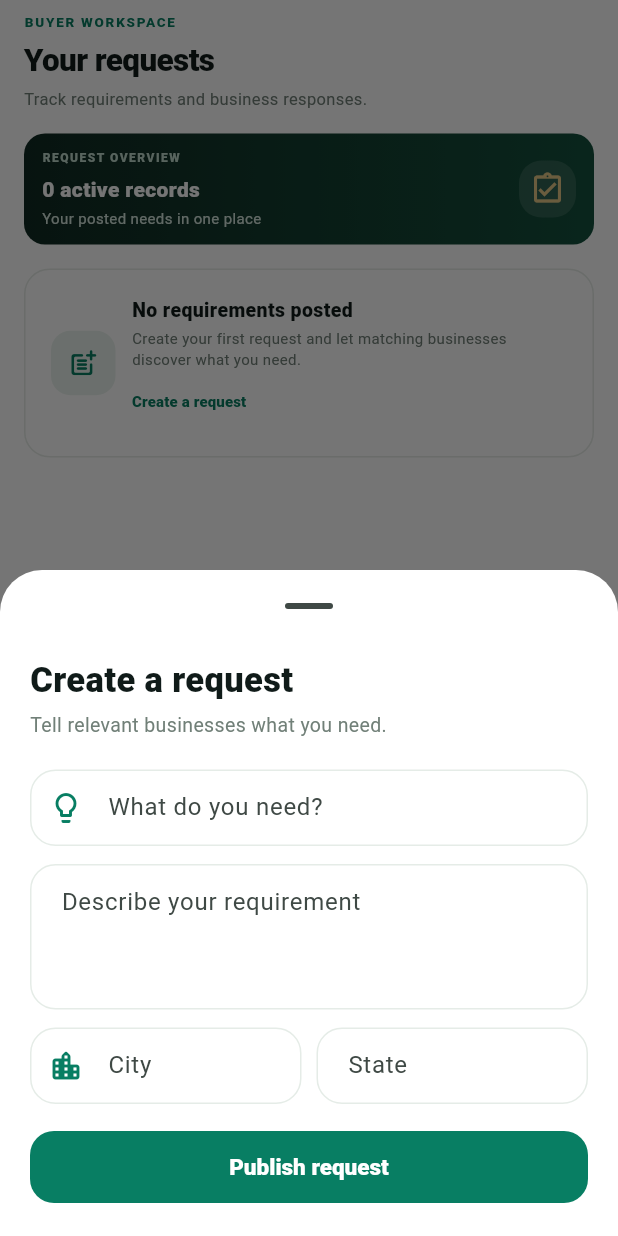
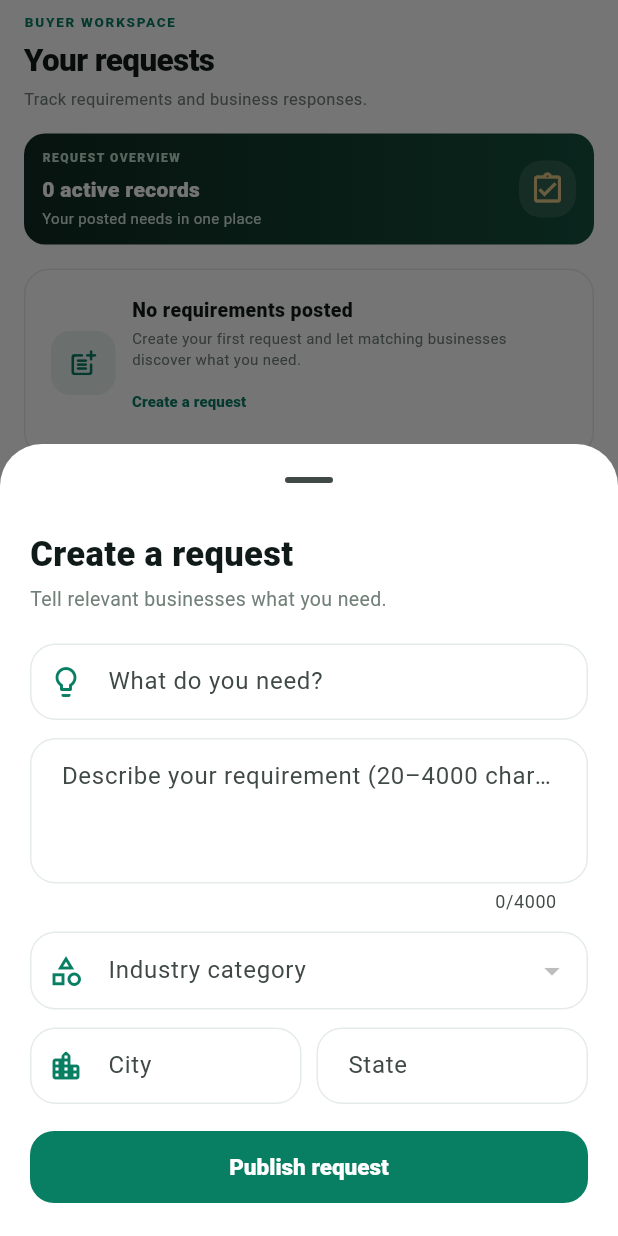
Before and after one commit to ya6331856-cpu/discoverly-india, a Flutter app: the RequirementsScreen screen opened directly, after a tap on "Create a request", on a phone screen of 412 x 824 dp. Run offline on Flutter 3.47's test engine with Material 3 defaults, Android fonts, the phone set to English and light mode, and no system bars; our stand-ins replace supabase_flutter; accounts and stored records are empty.

Commit message:
Align native request form with required industry matching fields

```diff
--- a/mobile/lib/main.dart
+++ b/mobile/lib/main.dart
@@ -403,8 +403,14 @@ class RequirementsScreen extends StatefulWidget {
 }
 class _RequirementsScreenState extends State<RequirementsScreen> {
   List<dynamic> rows = [];
+  List<Map<String, dynamic>> categories = [];
   bool loading = true;
   Future<void> load() async {
+    try {
+      final categoryRows = await supabase.from('categories').select('id,name')
+        .eq('category_type', 'industry').eq('is_active', true).order('name');
+      if (mounted) setState(() => categories = List<Map<String, dynamic>>.from(categoryRows));
+    } catch (_) {}
     try {
       final r = await supabase.from('requirements').select('id,title,description,city,state,status,created_at').eq('buyer_user_id', supabase.auth.currentUser!.id).order('created_at', ascending: false);
       if (mounted) setState(() => rows = r);
@@ -414,6 +420,7 @@ class _RequirementsScreenState extends State<RequirementsScreen> {
   @override void initState() { super.initState(); load(); }
   Future<void> add() async {
     final title = TextEditingController(), desc = TextEditingController(), city = TextEditingController(), state = TextEditingController();
+    String? selectedCategory = categories.isNotEmpty ? categories.first['id'].toString() : null;
     var sending = false;
     final ok = await showModalBottomSheet<bool>(
       context: context, isScrollControlled: true, useSafeArea: true, showDragHandle: true,
@@ -427,7 +434,18 @@ class _RequirementsScreenState extends State<RequirementsScreen> {
           const SizedBox(height: 20),
           TextField(controller: title, textCapitalization: TextCapitalization.sentences, decoration: const InputDecoration(labelText: 'What do you need?', prefixIcon: Icon(Icons.lightbulb_outline_rounded))),
           const SizedBox(height: 12),
-          TextField(controller: desc, maxLines: 3, textCapitalization: TextCapitalization.sentences, decoration: const InputDecoration(labelText: 'Describe your requirement', alignLabelWithHint: true)),
+          TextField(controller: desc, maxLines: 3, maxLength: 4000, textCapitalization: TextCapitalization.sentences, decoration: const InputDecoration(labelText: 'Describe your requirement (20–4000 characters)', alignLabelWithHint: true)),
+          const SizedBox(height: 12),
+          DropdownButtonFormField<String>(
+            initialValue: selectedCategory,
+            isExpanded: true,
+            decoration: const InputDecoration(labelText: 'Industry category', prefixIcon: Icon(Icons.category_outlined)),
+            items: categories.map((c) => DropdownMenuItem<String>(
+              value: c['id'].toString(),
+              child: Text(c['name'].toString(), overflow: TextOverflow.ellipsis),
+            )).toList(),
+            onChanged: (value) => refresh(() => selectedCategory = value),
+          ),
           const SizedBox(height: 12),
           Row(children: [
             Expanded(child: TextField(controller: city, decoration: const InputDecoration(labelText: 'City', prefixIcon: Icon(Icons.location_city_rounded)))),
@@ -435,12 +453,23 @@ class _RequirementsScreenState extends State<RequirementsScreen> {
           ]),
           const SizedBox(height: 18),
           FilledButton(onPressed: sending ? null : () async {
-            if (title.text.trim().isEmpty) { ScaffoldMessenger.of(ctx).showSnackBar(const SnackBar(content: Text('Please enter what you need.'))); return; }
+            if (title.text.trim().length < 5 || title.text.trim().length > 140) {
+              ScaffoldMessenger.of(ctx).showSnackBar(const SnackBar(content: Text('Title must be between 5 and 140 characters.')));
+              return;
+            }
+            if (desc.text.trim().length < 20 || desc.text.trim().length > 4000) {
+              ScaffoldMessenger.of(ctx).showSnackBar(const SnackBar(content: Text('Add at least 20 characters describing your requirement.')));
+              return;
+            }
+            if (selectedCategory == null) {
+              ScaffoldMessenger.of(ctx).showSnackBar(const SnackBar(content: Text('Please choose an industry category.')));
+              return;
+            }
             refresh(() => sending = true);
             try {
               await supabase.rpc('create_requirement_and_match', params: {
                 'p_title': title.text.trim(), 'p_description': desc.text.trim(), 'p_requirement_type': 'other',
-                'p_category_id': null, 'p_city': city.text.trim().isEmpty ? null : city.text.trim(),
+                'p_category_id': selectedCategory, 'p_city': city.text.trim().isEmpty ? null : city.text.trim(),
                 'p_state': state.text.trim().isEmpty ? null : state.text.trim(),
               });
               if (ctx.mounted) Navigator.pop(ctx, true);
```
